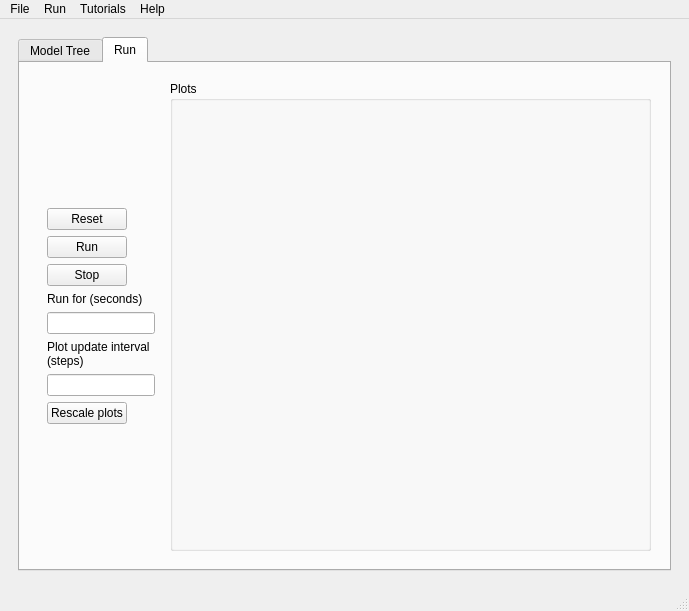
Qt form moose/trunk/pymoose/gui/moose_gui.ui (physicalist/ncbs-moose) before a commit.
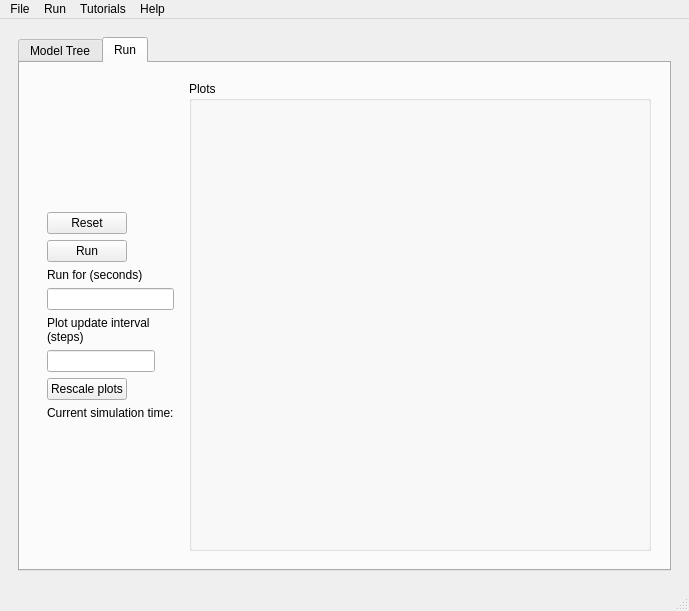
The same form after that commit. The open tabs and pages were chosen to show the change. Icons and pictures are not drawn. Custom widgets are drawn as their Qt base class.

Commit message: Updated documentation. Updated moosegui to show current simulation time.

```diff
--- a/moose/trunk/pymoose/gui/moose_gui.ui
+++ b/moose/trunk/pymoose/gui/moose_gui.ui
@@ -198,25 +198,6 @@
                    </property>
                   </widget>
                  </item>
-                 <item>
-                  <widget class="QPushButton" name="stopPushButton" >
-                   <property name="sizePolicy" >
-                    <sizepolicy vsizetype="Fixed" hsizetype="Fixed" >
-                     <horstretch>1</horstretch>
-                     <verstretch>2</verstretch>
-                    </sizepolicy>
-                   </property>
-                   <property name="minimumSize" >
-                    <size>
-                     <width>20</width>
-                     <height>10</height>
-                    </size>
-                   </property>
-                   <property name="text" >
-                    <string>Stop</string>
-                   </property>
-                  </widget>
-                 </item>
                  <item>
                   <widget class="QLabel" name="runTimeLabel" >
                    <property name="sizePolicy" >
@@ -279,6 +260,16 @@
                    </property>
                   </widget>
                  </item>
+                 <item>
+                  <widget class="QLabel" name="currentTimeLabel" >
+                   <property name="text" >
+                    <string>Current simulation time:</string>
+                   </property>
+                   <property name="wordWrap" >
+                    <bool>true</bool>
+                   </property>
+                  </widget>
+                 </item>
                 </layout>
                </widget>
               </item>
```
Left out of the diff: 11 changed lines with no effect on the pictures. The commit also changes 10 other files.
